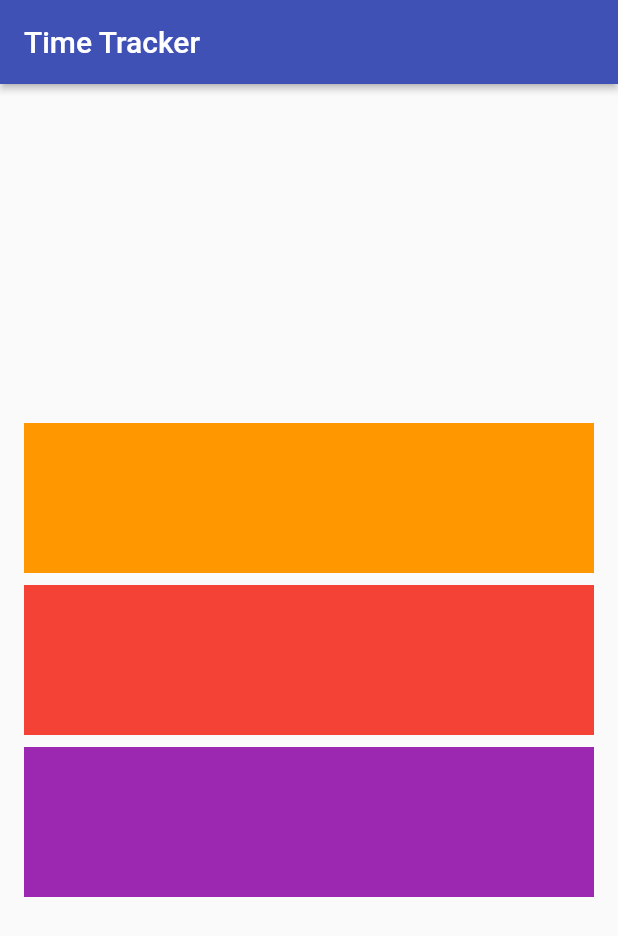
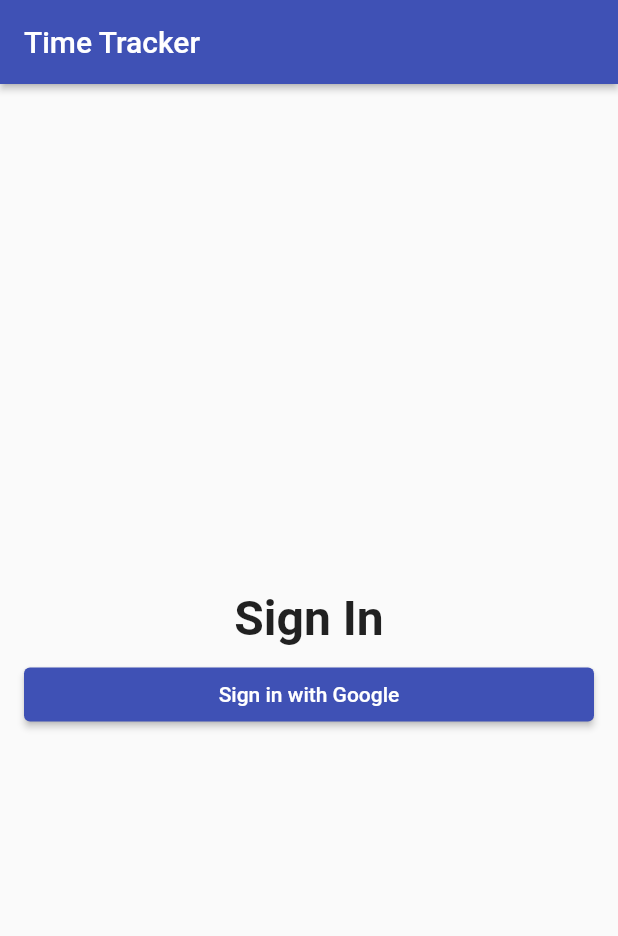
Before and after one commit to simonjv01/time_tracker_flutter_course, a Flutter app: the screen it shows after launch, on a phone screen of 412 x 824 dp. Shown: the top 936 px of the screen. Run offline on Flutter 3.47's test engine with Material 2 defaults, Android fonts, the phone set to English and light mode, and no system bars.

Commit message:
updated sign_in page with button

```diff
--- a/lib/sign_in/sign_in_page.dart
+++ b/lib/sign_in/sign_in_page.dart
@@ -19,26 +19,18 @@ class SignInPage extends StatelessWidget {
         mainAxisAlignment: MainAxisAlignment.center,
         crossAxisAlignment: CrossAxisAlignment.stretch,
         children: <Widget>[
-          Container(
-            color: Colors.orange,
-            child: SizedBox(
-              height: 100.0,
+          Text(
+            'Sign In',
+            textAlign: TextAlign.center,
+            style: TextStyle(
+              fontSize: 32.0,
+              fontWeight: FontWeight.w600,
             ),
           ),
           SizedBox(height: 8.0),
-          Container(
-            color: Colors.red,
-            child: SizedBox(
-              height: 100.0,
-            ),
-          ),
-          SizedBox(height: 8.0),
-          Container(
-            color: Colors.purple,
-            child: SizedBox(
-              height: 100.0,
-            ),
-          )
+          ElevatedButton(
+              onPressed: () { print('button pressed'); },
+              child: Text('Sign in with Google')),
         ],
       ),
     );
```
